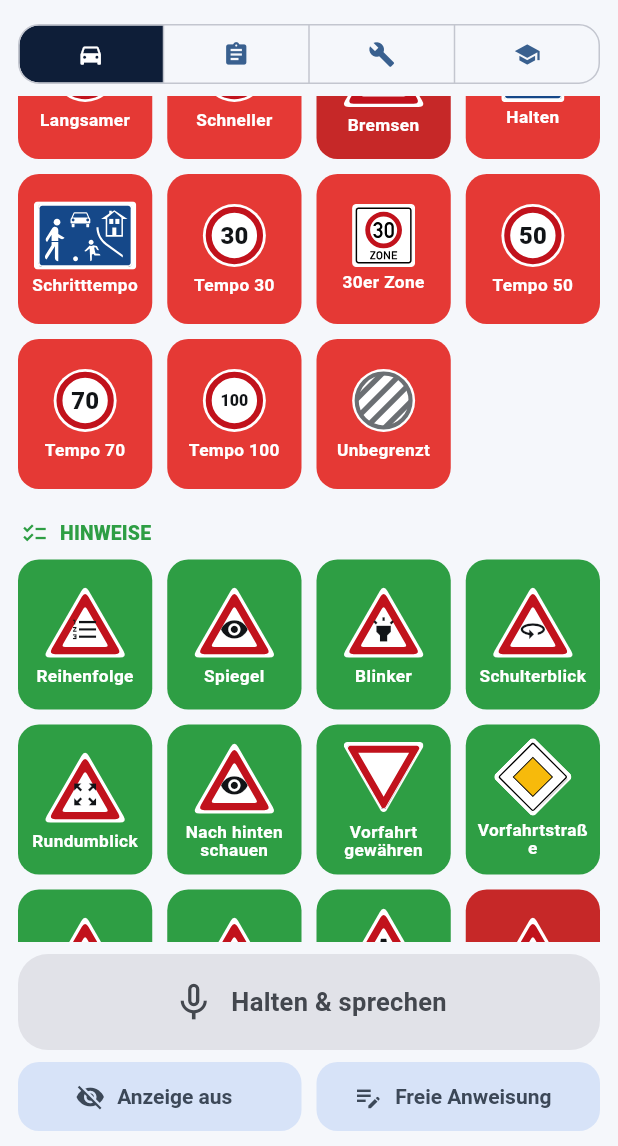
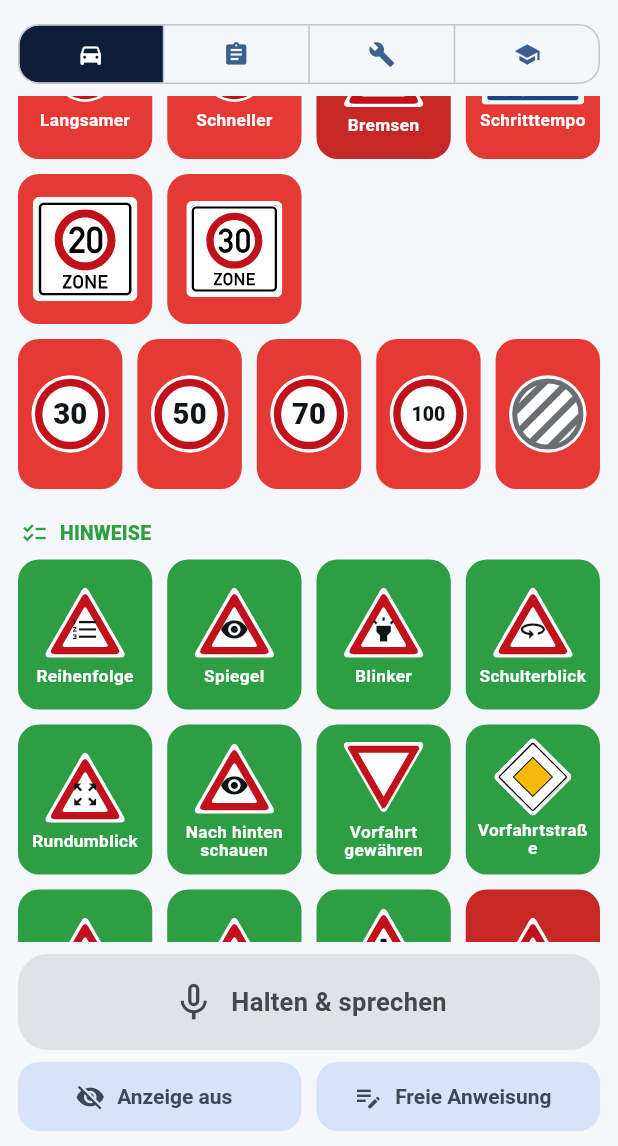
Before and after one commit to nineh90/fahrsignal, a Flutter app: the SenderGrid screen opened directly, scrolled down 576 dp, on a phone screen of 412 x 824 dp, the part 90-1236 px from its top. Run offline on Flutter 3.47's test engine with Material 3 defaults, Android fonts, the phone set to English and light mode, and no system bars; our stand-ins replace flutter_riverpod, flutter_svg, flutter_tts, shared_preferences, supabase_flutter, wakelock_plus; missing offline and left inert: dart:js_interop; accounts and stored records are empty; network calls fail.

Commit message:
SAR-119: Tempo-Bereich aufgeräumt, 20er Zone neu
Halten standardmäßig ausgeblendet. Tempo 30/50/70/100 und Unbegrenzt
stehen als Gruppe in einer Zeile hintereinander. Neue Kachel 20er Zone
mit VZ 274.1-20 (gemeinfrei, Wikimedia Commons), in der Prüfung gesperrt,
per Sprache erkannt und in allen Sprachen angesagt.

Kacheln, deren Schild die Anweisung selbst ausschreibt (Limits, Zonen),
zeigen nur noch das Schild (CommandDef.signOnly) – größer, mit dem Namen
für Screenreader.

Co-Authored-By: Claude Opus 5 (1M context) <noreply@anthropic.com>

```diff
--- a/lib/domain/tile_layout.dart
+++ b/lib/domain/tile_layout.dart
@@ -10,6 +10,8 @@ const Set<String> kDefaultHiddenKeys = {
   'einordnen',
   'einordnen_rechts',
   'rueckwaerts',
+  // SAR-119: Halten fliegt aus dem Tempo-Bereich.
+  'parken',
 };
 
 /// Die eigene Anordnung des Fahrlehrers: Reihenfolge je Kategorie und welche
--- a/lib/domain/voice_phrases.dart
+++ b/lib/domain/voice_phrases.dart
@@ -146,6 +146,7 @@ const Map<VoiceLanguage, Map<String, String>> kVoicePhrases = {
     'parken': 'Pull over and stop',
     't_schritt': 'Walking pace',
     't_30': 'Speed limit 30',
+    't_zone20': '20 zone',
     't_zone30': '30 zone',
     't_50': 'Speed limit 50',
     't_70': 'Speed limit 70',
@@ -262,6 +263,7 @@ const Map<VoiceLanguage, Map<String, String>> kVoicePhrases = {
     'parken': 'Kenara çek ve dur',
     't_schritt': 'Yürüme hızı',
     't_30': 'Hız sınırı 30',
+    't_zone20': '20 bölgesi',
     't_zone30': '30 bölgesi',
     't_50': 'Hız sınırı 50',
     't_70': 'Hız sınırı 70',
@@ -367,6 +369,7 @@ const Map<VoiceLanguage, Map<String, String>> kVoicePhrases = {
     'parken': 'توقّف على جانب الطريق',
     't_schritt': 'سرعة المشي',
     't_30': 'السرعة القصوى 30',
+    't_zone20': 'منطقة 20',
     't_zone30': 'منطقة 30',
     't_50': 'السرعة القصوى 50',
     't_70': 'السرعة القصوى 70',
@@ -472,6 +475,7 @@ const Map<VoiceLanguage, Map<String, String>> kVoicePhrases = {
     'parken': 'Зупинись біля узбіччя',
     't_schritt': 'Швидкість пішохода',
     't_30': 'Обмеження 30',
+    't_zone20': 'Зона 20',
     't_zone30': 'Зона 30',
     't_50': 'Обмеження 50',
     't_70': 'Обмеження 70',
@@ -578,6 +582,7 @@ const Map<VoiceLanguage, Map<String, String>> kVoicePhrases = {
     'parken': 'Остановись у обочины',
     't_schritt': 'Скорость пешехода',
     't_30': 'Ограничение 30',
+    't_zone20': 'Зона 20',
     't_zone30': 'Зона 30',
     't_50': 'Ограничение 50',
     't_70': 'Ограничение 70',
--- a/lib/ui/sender_grid.dart
+++ b/lib/ui/sender_grid.dart
@@ -416,6 +416,9 @@ const double _kTileMaxWidth = 118;
 const double _kTileHeight = 100;
 const double _kTileGap = 10;
 
+/// Schildgröße auf Kacheln ohne Wort (`CommandDef.signOnly`).
+const double _kSignOnlySize = 64;
+
 /// Spaltenzahl und daraus die Kachelbreite – dieselbe Rechnung wie in
 /// `SliverGridDelegateWithMaxCrossAxisExtent`, nur selbst gemacht, damit
 /// Gruppenzeilen exakt dasselbe Maß verwenden können.
@@ -576,9 +579,27 @@ class _CommandTile extends StatelessWidget {
         // raus: die Dringlichkeit steht der Fahrlehrperson schon in der
         // Kachelfarbe und im Schild selbst gegenüber – auf dem Empfängerschirm
         // trägt sie ohnehin die Vollfläche.
-        child: Center(
+        child: def.signOnly
+            // Nur das Schild (SAR-119): es schreibt die Anweisung selbst aus
+            // und darf dafür den Platz des Worts mitnutzen. In einer
+            // schmalen Gruppenzeile (Handy) schrumpft es mit der Kachel.
+            ? Semantics(
+                label: def.label,
+                child: LayoutBuilder(
+                  builder: (context, c) => Center(
+                    child: TrafficSign(
+                      def: def,
+                      size: math.min(_kSignOnlySize, c.maxWidth - 18),
+                    ),
+                  ),
+                ),
+              )
+            : Center(
                 child: Padding(
-            padding: const EdgeInsets.symmetric(horizontal: 6, vertical: 8),
+                  padding: const EdgeInsets.symmetric(
+                    horizontal: 6,
+                    vertical: 8,
+                  ),
                   child: Column(
                     mainAxisAlignment: MainAxisAlignment.center,
                     children: [
```
Also changed, not shown: lib/domain/command_catalog.dart (+43 -11 lines), lib/domain/command_phrases.dart (+7 -0 lines), assets/signs/vz274-1-20.svg (added), 3 other files. Lines whose indentation alone changed are shown as unchanged.
